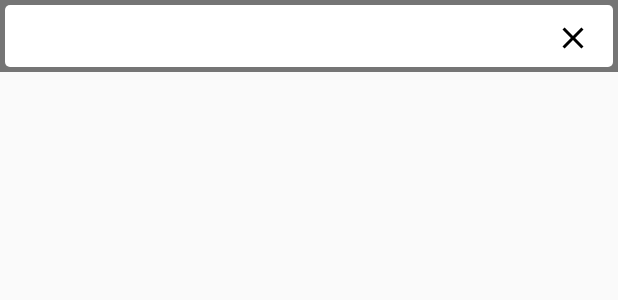
After one commit to nvquangth/awesome-music, an Android app: the layout fragment_search.xml on its own in the app's theme, with its tools: preview values and no code run, on a phone screen of 412 x 824 dp. The commit adds this screen. Shown: the top 300 px of the screen. Run offline under Robolectric (Android 15) with nearby library versions, the phone set to English and light mode, and no system bars.

Commit message:
Search screen

```diff
--- a/app/src/main/java/com/awesomemusic/data/Constants.kt
+++ b/app/src/main/java/com/awesomemusic/data/Constants.kt
@@ -1,11 +1,17 @@
 package com.awesomemusic.data
 
 object Constants {
+    const val BASE_URL = "https://awesome-music.herokuapp.com"
+
     const val DEFAULT_FIRST_PAGE = 1
     const val DEFAULT_NUM_VISIBLE_THRESHOLD = 3
     const val DEFAULT_ITEM_PER_PAGE = 10
     const val THRESHOLD_CLICK_TIME = 1000
     const val MIN_PASSWORD_LENGTH = 8
+
+    const val CONNECT_TIMEOUT = 10L
+    const val READ_TIMEOUT = 10L
+    const val WRITE_TIMEOUT = 10L
 
     const val DATABASE_NAME = "DATABASE_NAME"
 
--- a/app/src/main/java/com/awesomemusic/data/model/Video.kt
+++ b/app/src/main/java/com/awesomemusic/data/model/Video.kt
@@ -1,16 +1,22 @@
 package com.awesomemusic.data.model
 
 import android.os.Parcelable
+import com.google.gson.annotations.SerializedName
 import kotlinx.android.parcel.Parcelize
 
 @Parcelize
 data class Video(
     val id: String? = null,
+    @SerializedName("video_id")
     val videoId: String,
     val title: String? = null,
+    @SerializedName("channel_id")
     val channelId: String? = null,
+    @SerializedName("channel_title")
     val channelTitle: String? = null,
     val description: String? = null,
+    @SerializedName("thumbnail_url")
     val thumbnailUrl: String? = null,
+    @SerializedName("published_at")
     val publishedAt: String? = null
 ) : Parcelable
--- a/app/src/main/java/com/awesomemusic/ui/screen/playlist/PlaylistPresenter.kt
+++ b/app/src/main/java/com/awesomemusic/ui/screen/playlist/PlaylistPresenter.kt
@@ -4,7 +4,10 @@ import com.awesomemusic.data.Constants
 import com.awesomemusic.data.model.Video
 import com.awesomemusic.data.repository.CloudRepository
 
-class PlaylistPresenter(private var view: PlaylistContract.View, private val cloudRepository: CloudRepository) : PlaylistContract.Presenter {
+class PlaylistPresenter(
+    private var view: PlaylistContract.View,
+    private val cloudRepository: CloudRepository
+) : PlaylistContract.Presenter {
 
     override fun getPlaylist() {
         cloudRepository.getPlaylist().get().addOnSuccessListener { result ->
--- /dev/null
+++ b/app/src/main/res/layout/fragment_search.xml
@@ -0,0 +1,86 @@
+<?xml version="1.0" encoding="utf-8"?>
+<androidx.constraintlayout.motion.widget.MotionLayout xmlns:android="http://schemas.android.com/apk/res/android"
+    xmlns:app="http://schemas.android.com/apk/res-auto"
+    android:id="@+id/motionLayoutSearch"
+    android:layout_width="match_parent"
+    android:layout_height="match_parent"
+    app:layoutDescription="@xml/search_scene">
+
+    <View
+        android:id="@+id/view"
+        android:layout_width="0dp"
+        android:layout_height="@dimen/dp_48"
+        android:layout_marginLeft="0dp"
+        android:layout_marginTop="0dp"
+        android:layout_marginRight="0dp"
+        android:background="@color/color_gray_600"
+        app:layout_constraintEnd_toEndOf="parent"
+        app:layout_constraintStart_toStartOf="parent"
+        app:layout_constraintTop_toTopOf="parent" />
+
+    <androidx.appcompat.widget.AppCompatEditText
+        android:id="@+id/text_search"
+        android:layout_width="0dp"
+        android:layout_height="0dp"
+        android:layout_marginLeft="@dimen/dp_3"
+        android:layout_marginTop="@dimen/dp_3"
+        android:layout_marginRight="@dimen/dp_3"
+        android:layout_marginBottom="@dimen/dp_3"
+        android:background="@drawable/bg_search"
+        android:hint="@null"
+        android:imeOptions="actionSearch"
+        android:importantForAutofill="no"
+        android:inputType="text"
+        android:paddingStart="@dimen/dp_8"
+        android:paddingLeft="@dimen/dp_8"
+        android:paddingEnd="@dimen/dp_50"
+        android:paddingRight="@dimen/dp_50"
+        app:layout_constraintBottom_toBottomOf="@+id/view"
+        app:layout_constraintEnd_toEndOf="@+id/view"
+        app:layout_constraintStart_toStartOf="@+id/view"
+        app:layout_constraintTop_toTopOf="@+id/view" />
+
+    <androidx.appcompat.widget.AppCompatImageButton
+        android:id="@+id/btnClearQuery"
+        android:layout_width="0dp"
+        android:layout_height="@dimen/dp_50"
+        android:layout_marginEnd="@dimen/dp_5"
+        android:layout_marginRight="@dimen/dp_5"
+        android:background="@null"
+        android:contentDescription="@null"
+        android:src="@drawable/ic_clear_black_24dp"
+        app:layout_constraintBottom_toBottomOf="@+id/text_search"
+        app:layout_constraintDimensionRatio="w,1:1"
+        app:layout_constraintEnd_toEndOf="parent"
+        app:layout_constraintTop_toTopOf="@+id/text_search" />
+
+    <androidx.recyclerview.widget.RecyclerView
+        android:id="@+id/recycler_video"
+        android:layout_width="0dp"
+        android:layout_height="0dp"
+        app:layoutManager="androidx.recyclerview.widget.LinearLayoutManager"
+        app:layout_constraintBottom_toBottomOf="parent"
+        app:layout_constraintEnd_toEndOf="parent"
+        app:layout_constraintStart_toStartOf="parent"
+        app:layout_constraintTop_toBottomOf="@+id/view" />
+
+    <View
+        android:id="@+id/backgroundDim"
+        android:layout_width="0dp"
+        android:layout_height="match_parent"
+        android:elevation="@dimen/dp_10"
+        app:layout_constraintBottom_toBottomOf="parent"
+        app:layout_constraintEnd_toEndOf="parent"
+        app:layout_constraintStart_toStartOf="parent"
+        app:layout_constraintTop_toTopOf="parent" />
+
+    <ProgressBar
+        android:id="@+id/loading_indicator"
+        android:layout_width="wrap_content"
+        android:layout_height="wrap_content"
+        android:visibility="gone"
+        app:layout_constraintBottom_toBottomOf="parent"
+        app:layout_constraintEnd_toEndOf="parent"
+        app:layout_constraintStart_toStartOf="parent"
+        app:layout_constraintTop_toTopOf="parent" />
+</androidx.constraintlayout.motion.widget.MotionLayout>
--- /dev/null
+++ b/app/src/main/res/xml/search_scene.xml
@@ -0,0 +1,31 @@
+<?xml version="1.0" encoding="utf-8"?>
+<MotionScene xmlns:android="http://schemas.android.com/apk/res/android"
+    xmlns:motion="http://schemas.android.com/apk/res-auto">
+
+    <Transition
+        motion:constraintSetEnd="@id/collapsed"
+        motion:constraintSetStart="@id/expanded">
+
+        <KeyFrameSet>
+            <KeyAttribute
+                motion:framePosition="100"
+                motion:motionTarget="@id/backgroundDim">
+                <CustomAttribute
+                    motion:attributeName="BackgroundColor"
+                    motion:customColorValue="@color/color_gray_600" />
+            </KeyAttribute>
+
+            <KeyAttribute
+                motion:framePosition="0"
+                motion:motionTarget="@id/backgroundDim">
+                <CustomAttribute
+                    motion:attributeName="BackgroundColor"
+                    motion:customColorValue="@android:color/transparent" />
+            </KeyAttribute>
+        </KeyFrameSet>
+    </Transition>
+
+    <ConstraintSet android:id="@+id/expanded" />
+
+    <ConstraintSet android:id="@+id/collapsed" />
+</MotionScene>
```
Also changed, not shown: app/src/main/java/com/awesomemusic/data/model/VideoResponse.kt (added, +14 -0 lines), app/src/main/java/com/awesomemusic/data/remote/Network.kt (added, +61 -0 lines), app/src/main/java/com/awesomemusic/data/remote/VideoApi.kt (added, +12 -0 lines), app/src/main/java/com/awesomemusic/data/repository/VideoRepository.kt (added, +9 -0 lines), app/src/main/java/com/awesomemusic/ui/screen/main/MainActivity.kt (+13 -32 lines), app/src/main/java/com/awesomemusic/ui/screen/search/SearchContract.kt (added, +20 -0 lines), app/src/main/java/com/awesomemusic/ui/screen/search/SearchFragment.kt (added, +119 -0 lines), app/src/main/java/com/awesomemusic/ui/screen/search/SearchPresenter.kt (added, +43 -0 lines), app/src/main/res/layout/activity_main.xml (+1 -8 lines).
